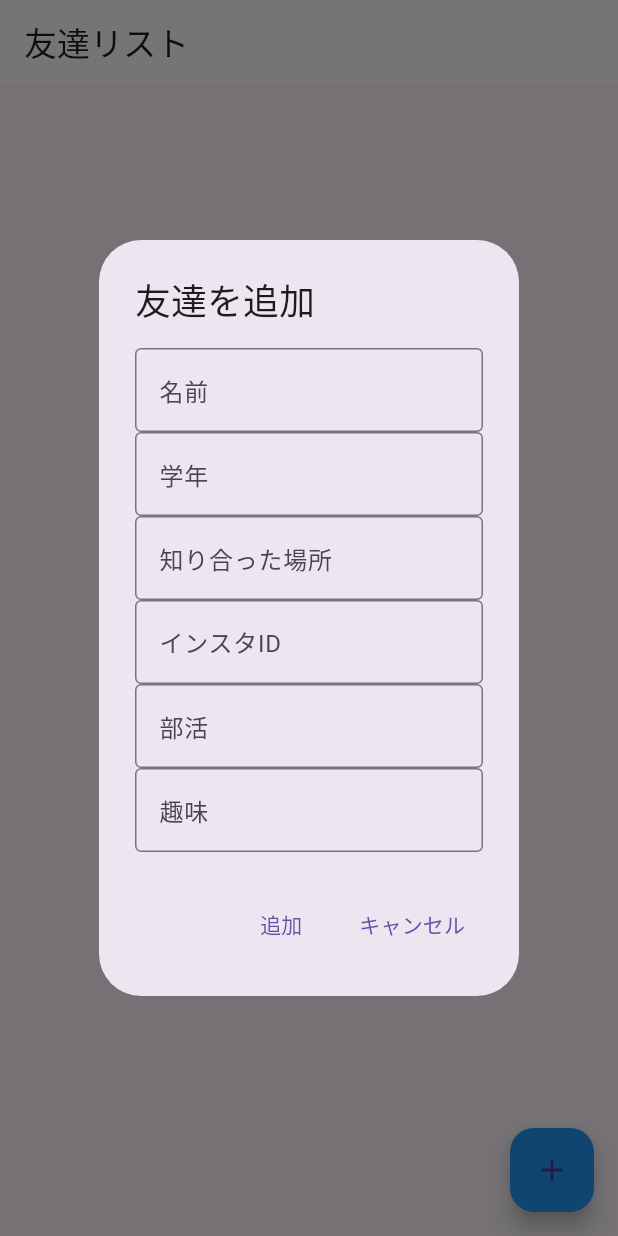
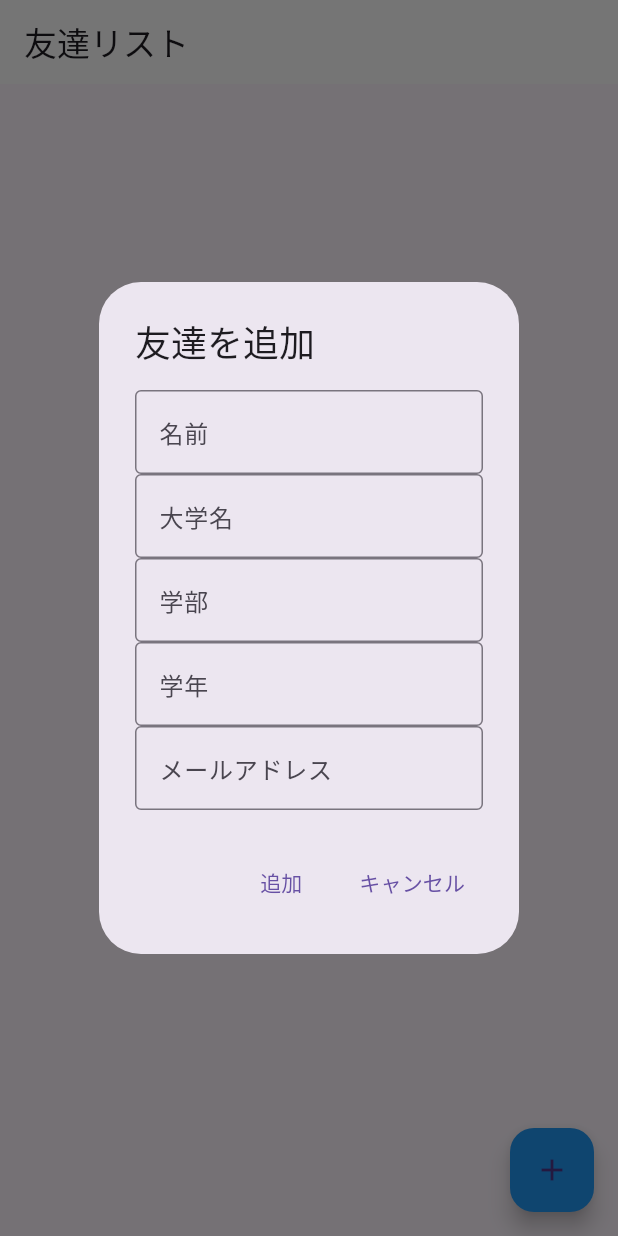
Before and after one commit to SDlab2024/UniversityFriendsListApp, a Flutter app: the screen it shows after launch, after a tap on the "add" icon, on a phone screen of 412 x 824 dp. Run offline on Flutter 3.47's test engine with Material 3 defaults, Android fonts, the phone set to English and light mode, and no system bars; our stand-ins replace shared_preferences.

Commit message:
コメント付き

```diff
--- a/lib/main.dart
+++ b/lib/main.dart
@@ -1,90 +1,96 @@
 import 'package:flutter/material.dart';
-import 'package:shared_preferences/shared_preferences.dart'; // 追加
-import 'dart:convert'; // 追加
+import 'package:shared_preferences/shared_preferences.dart'; // 追加: 友達リストを保存・読み込むためのパッケージ
+import 'dart:convert'; // 追加: JSON形式でデータをエンコード・デコードするためのパッケージ
 
+// アプリのエントリーポイント
 void main() {
-  runApp(FriendListApp());
+  runApp(FriendListApp()); // FriendListAppウィジェットを最初に表示する
 }
 
+// Friendクラス: 友達の情報を管理するクラス
 class Friend {
-  String name;
-  String grade;
-  String meetPlace; // 今回変更：知り合った場所を表すプロパティを追加
-  String instagramId; // 今回変更：インスタIDを表すプロパティを追加
-  String club; // 今回変更：部活を表すプロパティを追加
-  String hobby; // 今回変更：趣味を表すプロパティを追加
+  String name; // 友達の名前
+  String university; // 友達が通っている大学名
+  String faculty; // 友達の学部名
+  String year; // 友達の学年
+  String email; // 友達のメールアドレス
 
-  Friend(this.name, this.grade, this.meetPlace, this.instagramId, this.club, this.hobby); // 今回変更：コンストラクタを更新
+  Friend(this.name, this.university, this.faculty, this.year, this.email);
+// コンストラクタ: 友達情報を初期化する
 }
 
+// FriendListAppクラス: アプリ全体の構成を定義するウィジェット
 class FriendListApp extends StatelessWidget {
   @override
   Widget build(BuildContext context) {
     return MaterialApp(
-      home: FriendListPage(),
+      home: FriendListPage(), // アプリのホーム画面としてFriendListPageウィジェットを指定
       theme: ThemeData(
-        primaryColor: Colors.white,
-        hintColor: Colors.blue,
-        visualDensity: VisualDensity.adaptivePlatformDensity,
+        primaryColor: Colors.white, // アプリの主要なカラーを白に設定
+        hintColor: Colors.blue, // ヒントテキストのカラーを青に設定
+        visualDensity: VisualDensity.adaptivePlatformDensity, // プラットフォームに応じた視覚密度を適用
       ),
     );
   }
 }
 
+// FriendListPageクラス: 友達リストの表示や操作を行うページ
 class FriendListPage extends StatefulWidget {
   @override
   _FriendListPageState createState() => _FriendListPageState();
+// FriendListPageの状態を管理するクラスを作成
 }
 
+// _FriendListPageStateクラス: FriendListPageの状態を管理するクラス
 class _FriendListPageState extends State<FriendListPage> {
-  List<Friend> friends = [];
+  List<Friend> friends = []; // 友達リストを格納するリスト
 
   @override
   void initState() {
     super.initState();
-    _loadFriends(); //アプリ起動時に友達リストを読み込む
+    _loadFriends(); // アプリ起動時に友達リストを読み込むメソッドを呼び出す
   }
 
+  // 友達を追加するためのメソッド
   void _addFriend() {
     showDialog(
       context: context,
       builder: (BuildContext context) {
-        String name = '';
-        String grade = ''; // 今回変更：学年用の変数
-        String meetPlace = ''; // 今回変更：知り合った場所用の変数
-        String instagramId = ''; // 今回変更：インスタID用の変数
-        String club = ''; // 今回変更：部活用の変数
-        String hobby = ''; // 今回変更：趣味用の変数
+        String name = ''; // 新しい友達の名前を一時的に保持
+        String university = ''; // 新しい友達の大学名を一時的に保持
+        String faculty = ''; // 新しい友達の学部名を一時的に保持
+        String year = ''; // 新しい友達の学年を一時的に保持
+        String email = ''; // 新しい友達のメールアドレスを一時的に保持
 
         return AlertDialog(
-          title: Text('友達を追加'),
+          title: Text('友達を追加'), // ダイアログのタイトル
           content: Column(
-            mainAxisSize: MainAxisSize.min,
+            mainAxisSize: MainAxisSize.min, // ダイアログの内容のサイズを最小限に抑える
             children: <Widget>[
-              _buildTextField('名前', (value) => name = value),
-              _buildTextField('学年', (value) => grade = value), // 今回変更：学年入力フィールド
-              _buildTextField('知り合った場所', (value) => meetPlace = value), // 今回変更：知り合った場所入力フィールド
-              _buildTextField('インスタID', (value) => instagramId = value), // 今回変更：インスタID入力フィールド
-              _buildTextField('部活', (value) => club = value), // 今回変更：部活入力フィールド
-              _buildTextField('趣味', (value) => hobby = value), // 今回変更：趣味入力フィールド
+              _buildTextField('名前', (value) => name = value), // 名前入力フィールド
+              _buildTextField('大学名', (value) => university = value), // 大学名入力フィールド
+              _buildTextField('学部', (value) => faculty = value), // 学部入力フィールド
+              _buildTextField('学年', (value) => year = value), // 学年入力フィールド
+              _buildTextField('メールアドレス', (value) => email = value), // メールアドレス入力フィールド
             ],
           ),
           actions: <Widget>[
             TextButton(
               onPressed: () {
                 setState(() {
-                  friends.add(Friend(name, grade, meetPlace, instagramId, club, hobby)); // 今回変更：Friendオブジェクト作成時に新しい情報を使用
-                  _saveFriends(); //友達を追加した後に保存
+                  // 入力された情報で新しいFriendオブジェクトを作成し、friendsリストに追加
+                  friends.add(Friend(name, university, faculty, year, email));
+                  _saveFriends(); // 友達リストを保存する
                 });
-                Navigator.of(context).pop();
+                Navigator.of(context).pop(); // ダイアログを閉じる
               },
-              child: Text('追加'),
+              child: Text('追加'), // 追加ボタンのテキスト
             ),
             TextButton(
               onPressed: () {
-                Navigator.of(context).pop();
+                Navigator.of(context).pop(); // キャンセルボタンを押したときにダイアログを閉じる
               },
-              child: Text('キャンセル'),
+              child: Text('キャンセル'), // キャンセルボタンのテキスト
             ),
           ],
         );
@@ -92,46 +98,48 @@ class _FriendListPageState extends State<FriendListPage> {
     );
   }
 
+  // 友達を編集するためのメソッド
   void _editFriend(int index) {
     showDialog(
       context: context,
       builder: (BuildContext context) {
+        // 編集する友達の現在の情報を取得
         String name = friends[index].name;
-        String grade = friends[index].grade; // 今回変更：学年の変数
-        String meetPlace = friends[index].meetPlace; // 今回変更：知り合った場所の変数
-        String instagramId = friends[index].instagramId; // 今回変更：インスタIDの変数
-        String club = friends[index].club; // 今回変更：部活の変数
-        String hobby = friends[index].hobby; // 今回変更：趣味の変数
+        String university = friends[index].university;
+        String faculty = friends[index].faculty;
+        String year = friends[index].year;
+        String email = friends[index].email;
 
         return AlertDialog(
-          title: Text('友達を編集'),
+          title: Text('友達を編集'), // ダイアログのタイトル
           content: Column(
-            mainAxisSize: MainAxisSize.min,
+            mainAxisSize: MainAxisSize.min, // ダイアログの内容のサイズを最小限に抑える
             children: <Widget>[
+              // 各入力フィールドに初期値を設定して、編集可能にする
               _buildTextField('名前', (value) => name = value, initialValue: name),
-              _buildTextField('学年', (value) => grade = value, initialValue: grade), // 今回変更：学年入力フィールド
-              _buildTextField('知り合った場所', (value) => meetPlace = value, initialValue: meetPlace), // 今回変更：知り合った場所入力フィールド
-              _buildTextField('インスタID', (value) => instagramId = value, initialValue: instagramId), // 今回変更：インスタID入力フィールド
-              _buildTextField('部活', (value) => club = value, initialValue: club), // 今回変更：部活入力フィールド
-              _buildTextField('趣味', (value) => hobby = value, initialValue: hobby), // 今回変更：趣味入力フィールド
+              _buildTextField('大学名', (value) => university = value, initialValue: university),
+              _buildTextField('学部', (value) => faculty = value, initialValue: faculty),
+              _buildTextField('学年', (value) => year = value, initialValue: year),
+              _buildTextField('メールアドレス', (value) => email = value, initialValue: email),
             ],
           ),
           actions: <Widget>[
             TextButton(
               onPressed: () {
                 setState(() {
-                  friends[index] = Friend(name, grade, meetPlace, instagramId, club, hobby); // 今回変更：Friendオブジェクトの更新
-                  _saveFriends(); //友達を編集した後に保存
+                  // 編集された情報で友達リストを更新
+                  friends[index] = Friend(name, university, faculty, year, email);
+                  _saveFriends(); // 友達リストを保存する
                 });
-                Navigator.of(context).pop();
+                Navigator.of(context).pop(); // ダイアログを閉じる
               },
-              child: Text('保存'),
+              child: Text('保存'), // 保存ボタンのテキスト
             ),
             TextButton(
               onPressed: () {
-                Navigator.of(context).pop();
+                Navigator.of(context).pop(); // キャンセルボタンを押したときにダイアログを閉じる
               },
-              child: Text('キャンセル'),
+              child: Text('キャンセル'), // キャンセルボタンのテキスト
             ),
           ],
         );
@@ -139,53 +147,63 @@ class _FriendListPageState extends State<FriendListPage> {
     );
   }
 
+  // 友達を削除するためのメソッド
   void _deleteFriend(int index) {
     setState(() {
-      friends.removeAt(index);
-      _saveFriends(); //友達を削除した後に保存
+      friends.removeAt(index); // 指定されたインデックスの友達をリストから削除
+      _saveFriends(); // 削除後に友達リストを保存
     });
   }
 
+  // 入力フィールドを生成するためのメソッド
   TextField _buildTextField(String label, Function(String) onChanged, {String initialValue = ''}) {
     return TextField(
       decoration: InputDecoration(
-        labelText: label,
-        border: OutlineInputBorder(),
+        labelText: label, // 入力フィールドのラベル
+        border: OutlineInputBorder(), // 入力フィールドの境界線
       ),
-      onChanged: onChanged,
-      controller: TextEditingController(text: initialValue),
+      onChanged: onChanged, // 入力されたテキストが変更されたときに呼び出されるコールバック
+      controller: TextEditingController(text: initialValue), // 初期値を設定
     );
   }
 
-  //友達リストを保存するメソッド
+  // 友達リストを保存するためのメソッド
   void _saveFriends() async {
     SharedPreferences prefs = await SharedPreferences.getInstance();
+    // SharedPreferencesインスタンスを取得（非同期処理）
+
     List<String> friendList = friends.map((friend) => json.encode({
+      // friendsリストの各FriendオブジェクトをJSON形式に変換して、Stringのリストにする
       'name': friend.name,
-      'grade': friend.grade, // 今回変更：学年の保存
-      'meetPlace': friend.meetPlace, // 今回変更：知り合った場所の保存
-      'instagramId': friend.instagramId, // 今回変更：インスタIDの保存
-      'club': friend.club, // 今回変更：部活の保存
-      'hobby': friend.hobby, // 今回変更：趣味の保存
+      'university': friend.university,
+      'faculty': friend.faculty,
+      'year': friend.year,
+      'email': friend.email,
     })).toList();
+
     await prefs.setStringList('friendList', friendList);
+    // 変換したリストをSharedPreferencesに保存
   }
 
-  //友達リストを読み込むメソッド
+  // 友達リストを読み込むためのメソッド
   void _loadFriends() async {
     SharedPreferences prefs = await SharedPreferences.getInstance();
+    // SharedPreferencesインスタンスを取得（非同期処理）
+
     List<String>? friendList = prefs.getStringList('friendList');
+    // 保存されている友達リストを取得
+
     if (friendList != null) {
       setState(() {
+        // 取得したリストをFriendオブジェクトにデコードしてfriendsリストに設定
         friends = friendList.map((item) {
           Map<String, dynamic> friendData = json.decode(item);
           return Friend(
             friendData['name'],
-            friendData['grade'], // 今回変更：学年の読み込み
-            friendData['meetPlace'], // 今回変更：知り合った場所の読み込み
-            friendData['instagramId'], // 今回変更：インスタIDの読み込み
-            friendData['club'], // 今回変更：部活の読み込み
-            friendData['hobby'], // 今回変更：趣味の読み込み
+            friendData['university'],
+            friendData['faculty'],
+            friendData['year'],
+            friendData['email'],
           );
         }).toList();
       });
@@ -196,18 +214,18 @@ class _FriendListPageState extends State<FriendListPage> {
   Widget build(BuildContext context) {
     return Scaffold(
       appBar: AppBar(
-        title: Text('友達リスト'),
-        backgroundColor: Colors.white,
+        title: Text('友達リスト'), // アプリのタイトルを表示
+        backgroundColor: Colors.white, // アプリバーの背景色を白に設定
       ),
       body: ListView.builder(
-        itemCount: friends.length,
+        itemCount: friends.length, // 友達リストの項目数を設定
         itemBuilder: (context, index) {
           return ListTile(
-            title: Text(friends[index].name),
-            onTap: () => _editFriend(index),
+            title: Text(friends[index].name), // 友達の名前をリストに表示
+            onTap: () => _editFriend(index), // リストタイルをタップしたときに編集画面を表示
             trailing: IconButton(
-              icon: Icon(Icons.delete),
-              onPressed: () => _deleteFriend(index),
+              icon: Icon(Icons.delete), // ゴミ箱アイコンを表示
+              onPressed: () => _deleteFriend(index), // ゴミ箱アイコンをタップしたときに友達を削除
             ),
           );
         },
@@ -216,11 +234,11 @@ class _FriendListPageState extends State<FriendListPage> {
         mainAxisAlignment: MainAxisAlignment.end,
         children: <Widget>[
           FloatingActionButton(
-            onPressed: _addFriend,
-            child: Icon(Icons.add),
-            backgroundColor: Colors.blue,
+            onPressed: _addFriend, // 追加ボタンを押したときに友達追加ダイアログを表示
+            child: Icon(Icons.add), // プラスアイコンを表示
+            backgroundColor: Colors.blue, // ボタンの背景色を青に設定
             shape: RoundedRectangleBorder(
-              borderRadius: BorderRadius.circular(16.0),
+              borderRadius: BorderRadius.circular(16.0), // ボタンを角丸にする
             ),
           ),
         ],
```
